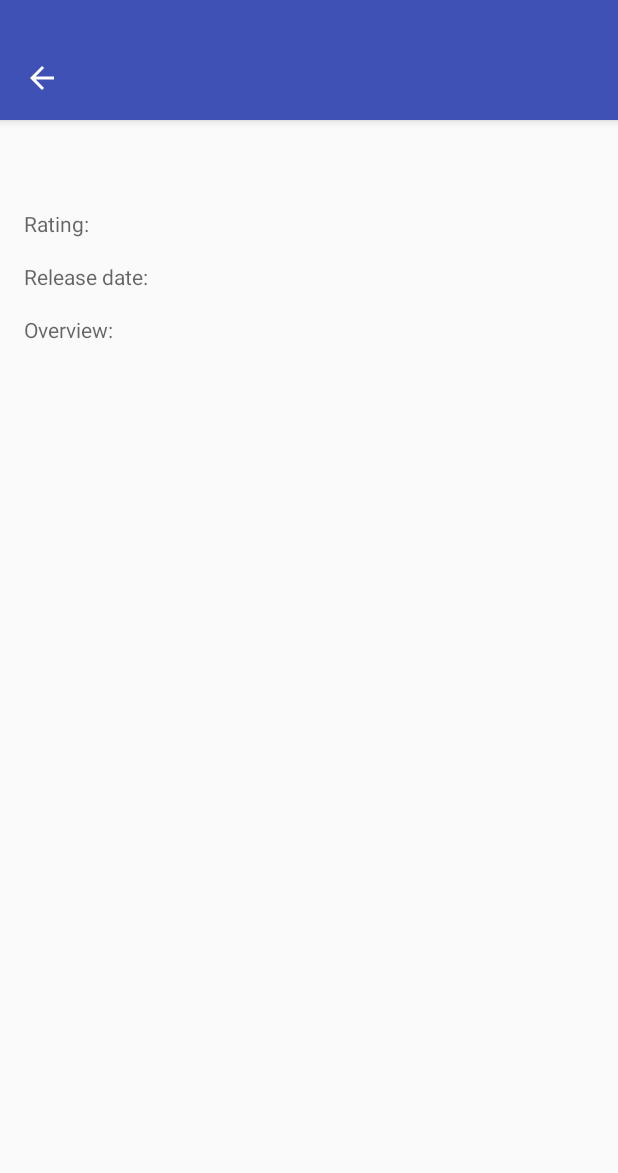
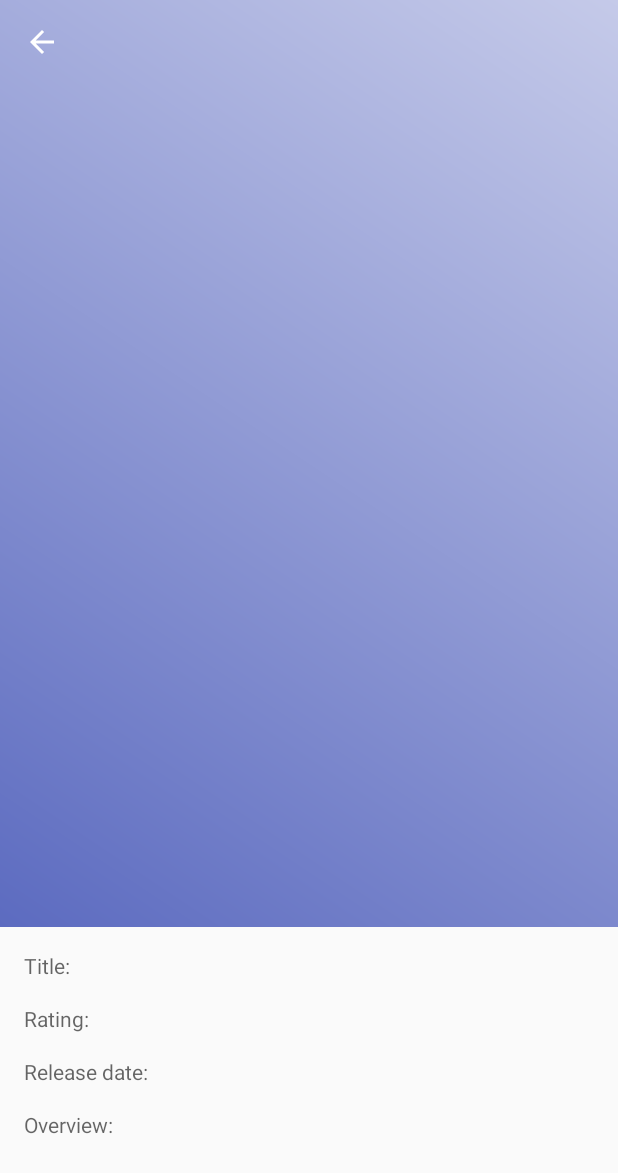
Before and after one commit to VladimirMi/PopularMovies, an Android app: the MovieDetailActivity screen opened directly, with no data from a screen before it, on a phone screen of 412 x 824 dp. Shown: the top 1173 px of the screen. Run offline under Robolectric (Android 15) with nearby library versions, the phone set to English and light mode, and no system bars; 6 statements that could not run were skipped.

Commit message:
Phase 1 finish

```diff
--- a/app/src/main/java/io/github/vladimirmi/popularmovies/moviedetail/MovieDetailActivity.java
+++ b/app/src/main/java/io/github/vladimirmi/popularmovies/MovieDetailActivity.java
@@ -1,4 +1,4 @@
-package io.github.vladimirmi.popularmovies.moviedetail;
+package io.github.vladimirmi.popularmovies;
 
 import android.os.Bundle;
 import android.support.v7.app.ActionBar;
@@ -14,7 +14,6 @@ import java.text.SimpleDateFormat;
 import java.util.Date;
 import java.util.Locale;
 
-import io.github.vladimirmi.popularmovies.R;
 import io.github.vladimirmi.popularmovies.data.entity.Movie;
 import io.github.vladimirmi.popularmovies.utils.Utils;
 
@@ -37,10 +36,13 @@ public class MovieDetailActivity extends AppCompatActivity {
             actionBar.setDisplayHomeAsUpEnabled(true);
         }
 
-        if (getIntent() != null) {
+        setupUi();
+    }
+
+    private void setupUi() {
         Movie movie = getIntent().getParcelableExtra(MovieDetailActivity.ARG_MOVIE);
         ImageView poster = findViewById(R.id.poster);
-            Utils.setImage(poster, movie.getPosterPath(), 500);
+        Utils.setImage(poster, movie.getPosterPath(), Utils.PosterQuality.MID);
 
         TextView titleTv = findViewById(R.id.movie_title);
         titleTv.setText(movie.getTitle());
@@ -48,17 +50,18 @@ public class MovieDetailActivity extends AppCompatActivity {
         ratingTv.setText(String.valueOf(movie.getVoteAverage()));
 
         SimpleDateFormat format = new SimpleDateFormat("yyyy-MM-dd", Locale.ENGLISH);
-            Date date = null;
+        String formattedDate;
         try {
-                date = format.parse(movie.getReleaseDate());
+            Date date = format.parse(movie.getReleaseDate());
+            formattedDate = DateFormat.getDateInstance().format(date);
         } catch (ParseException e) {
-                e.printStackTrace();
+            formattedDate = movie.getReleaseDate();
         }
         TextView releaseTv = findViewById(R.id.movie_release);
-            releaseTv.setText(DateFormat.getDateInstance().format(date));
+        releaseTv.setText(formattedDate);
+
         TextView overviewTv = findViewById(R.id.movie_overview);
         overviewTv.setText(movie.getOverview());
-        }
     }
 
     @Override
--- a/app/src/main/java/io/github/vladimirmi/popularmovies/movielist/PaginatedRecyclerViewScrollListener.java
+++ b/app/src/main/java/io/github/vladimirmi/popularmovies/PaginatedRecyclerViewScrollListener.java
@@ -1,4 +1,4 @@
-package io.github.vladimirmi.popularmovies.movielist;
+package io.github.vladimirmi.popularmovies;
 
 import android.support.v7.widget.GridLayoutManager;
 import android.support.v7.widget.RecyclerView;
@@ -11,6 +11,7 @@ import android.support.v7.widget.RecyclerView;
  * Default page size is 20.
  */
 
+@SuppressWarnings("WeakerAccess")
 abstract class PaginatedRecyclerViewScrollListener extends RecyclerView.OnScrollListener {
 
     private static final int PAGE_SIZE = 20;
--- a/app/src/main/java/io/github/vladimirmi/popularmovies/data/DataManager.java
+++ b/app/src/main/java/io/github/vladimirmi/popularmovies/data/DataManager.java
@@ -1,9 +1,9 @@
 package io.github.vladimirmi.popularmovies.data;
 
+import io.github.vladimirmi.popularmovies.MovieListActivity;
 import io.github.vladimirmi.popularmovies.data.entity.PaginatedMoviesResult;
 import io.github.vladimirmi.popularmovies.data.net.RestService;
 import io.github.vladimirmi.popularmovies.data.preferences.PreferencesManager;
-import io.github.vladimirmi.popularmovies.movielist.MovieListActivity;
 import io.reactivex.Single;
 
 /**
--- a/app/src/main/java/io/github/vladimirmi/popularmovies/data/preferences/PreferencesManager.java
+++ b/app/src/main/java/io/github/vladimirmi/popularmovies/data/preferences/PreferencesManager.java
@@ -3,7 +3,7 @@ package io.github.vladimirmi.popularmovies.data.preferences;
 import android.content.Context;
 import android.content.SharedPreferences;
 
-import io.github.vladimirmi.popularmovies.movielist.MovieListActivity;
+import io.github.vladimirmi.popularmovies.MovieListActivity;
 
 /**
  * Preferences
--- /dev/null
+++ b/app/src/main/java/io/github/vladimirmi/popularmovies/utils/AspectRatioImageView.java
@@ -0,0 +1,119 @@
+package io.github.vladimirmi.popularmovies.utils;
+
+import android.content.Context;
+import android.content.res.TypedArray;
+import android.util.AttributeSet;
+
+import io.github.vladimirmi.popularmovies.R;
+
+/**
+ * Maintains an aspect ratio based on either width or height. Disabled by default.
+ */
+public class AspectRatioImageView extends android.support.v7.widget.AppCompatImageView {
+
+    // NOTE: These must be kept in sync with the AspectRatioImageView attributes in attrs.xml.
+    public static final int MEASUREMENT_WIDTH = 0;
+    public static final int MEASUREMENT_HEIGHT = 1;
+
+    private static final float DEFAULT_ASPECT_RATIO = 1f;
+    private static final boolean DEFAULT_ASPECT_RATIO_ENABLED = false;
+    private static final int DEFAULT_DOMINANT_MEASUREMENT = MEASUREMENT_WIDTH;
+
+    private float aspectRatio;
+    private boolean aspectRatioEnabled;
+    private int dominantMeasurement;
+
+    public AspectRatioImageView(Context context) {
+        this(context, null);
+    }
+
+    public AspectRatioImageView(Context context, AttributeSet attrs) {
+        super(context, attrs);
+
+        TypedArray a = context.obtainStyledAttributes(attrs, R.styleable.AspectRatioImageView);
+        aspectRatio = a.getFloat(R.styleable.AspectRatioImageView_aspectRatio, DEFAULT_ASPECT_RATIO);
+        aspectRatioEnabled = a.getBoolean(R.styleable.AspectRatioImageView_aspectRatioEnabled,
+                DEFAULT_ASPECT_RATIO_ENABLED);
+        dominantMeasurement = a.getInt(R.styleable.AspectRatioImageView_dominantMeasurement,
+                DEFAULT_DOMINANT_MEASUREMENT);
+        a.recycle();
+    }
+
+    @Override
+    protected void onMeasure(int widthMeasureSpec, int heightMeasureSpec) {
+        super.onMeasure(widthMeasureSpec, heightMeasureSpec);
+        if (!aspectRatioEnabled) return;
+
+        int newWidth;
+        int newHeight;
+        switch (dominantMeasurement) {
+            case MEASUREMENT_WIDTH:
+                newWidth = getMeasuredWidth();
+                newHeight = (int) (newWidth * aspectRatio);
+                break;
+
+            case MEASUREMENT_HEIGHT:
+                newHeight = getMeasuredHeight();
+                newWidth = (int) (newHeight * aspectRatio);
+                break;
+
+            default:
+                throw new IllegalStateException("Unknown measurement with ID " + dominantMeasurement);
+        }
+
+        setMeasuredDimension(newWidth, newHeight);
+    }
+
+    /**
+     * Get the aspect ratio for this image view.
+     */
+    public float getAspectRatio() {
+        return aspectRatio;
+    }
+
+    /**
+     * Set the aspect ratio for this image view. This will update the view instantly.
+     */
+    public void setAspectRatio(float aspectRatio) {
+        this.aspectRatio = aspectRatio;
+        if (aspectRatioEnabled) {
+            requestLayout();
+        }
+    }
+
+    /**
+     * Get whether or not forcing the aspect ratio is enabled.
+     */
+    public boolean getAspectRatioEnabled() {
+        return aspectRatioEnabled;
+    }
+
+    /**
+     * set whether or not forcing the aspect ratio is enabled. This will re-layout the view.
+     */
+    public void setAspectRatioEnabled(boolean aspectRatioEnabled) {
+        this.aspectRatioEnabled = aspectRatioEnabled;
+        requestLayout();
+    }
+
+    /**
+     * Get the dominant measurement for the aspect ratio.
+     */
+    public int getDominantMeasurement() {
+        return dominantMeasurement;
+    }
+
+    /**
+     * Set the dominant measurement for the aspect ratio.
+     *
+     * @see #MEASUREMENT_WIDTH
+     * @see #MEASUREMENT_HEIGHT
+     */
+    public void setDominantMeasurement(int dominantMeasurement) {
+        if (dominantMeasurement != MEASUREMENT_HEIGHT && dominantMeasurement != MEASUREMENT_WIDTH) {
+            throw new IllegalArgumentException("Invalid measurement type.");
+        }
+        this.dominantMeasurement = dominantMeasurement;
+        requestLayout();
+    }
+}
--- a/app/src/main/res/layout/activity_movie_detail.xml
+++ b/app/src/main/res/layout/activity_movie_detail.xml
@@ -1,8 +1,10 @@
 <android.support.design.widget.CoordinatorLayout
     xmlns:android="http://schemas.android.com/apk/res/android"
     xmlns:app="http://schemas.android.com/apk/res-auto"
+    xmlns:tools="http://schemas.android.com/tools"
     android:layout_width="match_parent"
     android:layout_height="match_parent"
+    android:fitsSystemWindows="true"
     >
 
     <android.support.design.widget.AppBarLayout
@@ -23,11 +25,17 @@
             app:expandedTitleTextAppearance="@style/ExpandedTextAppearance"
             >
 
-            <ImageView
+            <io.github.vladimirmi.popularmovies.utils.AspectRatioImageView
                 android:id="@+id/poster"
                 android:layout_width="match_parent"
                 android:layout_height="wrap_content"
                 android:contentDescription="@string/movie_poster"
+                app:aspectRatioEnabled="true"
+                app:aspectRatio="1.5"
+                app:dominantMeasurement="width"
+                android:transitionName="@string/transition_name"
+                tools:targetApi="lollipop"
+                android:background="@drawable/placeholder"
                 />
 
             <android.support.v7.widget.Toolbar
@@ -35,7 +43,6 @@
                 android:layout_width="match_parent"
                 android:layout_height="?attr/actionBarSize"
                 app:layout_collapseMode="pin"
-                android:layout_marginTop="24dp"
                 app:popupTheme="@style/ThemeOverlay.AppCompat.Light"
                 />
 
@@ -44,7 +51,6 @@
     </android.support.design.widget.AppBarLayout>
 
     <android.support.v4.widget.NestedScrollView
-        android:id="@+id/movie_detail_container"
         android:layout_width="match_parent"
         android:layout_height="wrap_content"
         app:layout_behavior="@string/appbar_scrolling_view_behavior"
--- a/app/src/main/res/layout/item_movie.xml
+++ b/app/src/main/res/layout/item_movie.xml
@@ -3,7 +3,6 @@
              android:layout_width="match_parent"
              android:layout_height="match_parent"
              xmlns:tools="http://schemas.android.com/tools"
-             android:background="@drawable/placeholder"
     >
 
     <TextView
@@ -14,12 +13,15 @@
         android:layout_height="match_parent"
         android:textAppearance="@style/TextAppearance.AppCompat.Title.Inverse"
         tools:text="Castus silvas ducunt ad spatii. Indexs mori in hamburgum!"
+        android:background="@drawable/placeholder"
         />
 
     <ImageView
         android:id="@+id/poster"
+        android:transitionName="@string/transition_name"
         android:layout_width="match_parent"
         android:layout_height="match_parent"
         android:contentDescription="@string/movie_poster"
+        tools:targetApi="lollipop"
         />
 </FrameLayout>
--- a/app/src/main/res/layout/view_movie_detail.xml
+++ b/app/src/main/res/layout/view_movie_detail.xml
@@ -3,81 +3,79 @@
                 android:layout_width="match_parent"
                 android:layout_height="wrap_content"
                 android:padding="16dp"
-                tools:context="io.github.vladimirmi.popularmovies.moviedetail.MovieDetailActivity"
     >
 
     <TextView
+        android:id="@+id/title"
+        style="@style/CustomTextView.Label"
+        android:layout_marginBottom="16dp"
+        android:layout_marginEnd="4dp"
+        android:layout_marginRight="4dp"
+        android:text="@string/movie_title"
+        />
+
+    <TextView
         android:id="@+id/movie_title"
-        android:layout_width="match_parent"
-        android:layout_height="wrap_content"
-        android:textAppearance="@style/TextAppearance.AppCompat.Title"
+        style="@style/CustomTextView"
+        android:layout_alignBaseline="@id/title"
+        android:layout_toEndOf="@id/title"
+        android:layout_toRightOf="@id/title"
+        android:textAppearance="@style/TextAppearance.AppCompat.Subhead"
         tools:text="Movie title"
-        android:layout_marginBottom="16dp"
         />
 
     <TextView
         android:id="@+id/rating_title"
-        android:layout_width="wrap_content"
-        android:layout_height="wrap_content"
-        android:layout_below="@id/movie_title"
-        android:textAppearance="@style/TextAppearance.AppCompat.Caption"
-        android:textSize="14sp"
+        style="@style/CustomTextView.Label"
+        android:layout_below="@id/title"
+        android:layout_marginBottom="16dp"
+        android:layout_marginEnd="4dp"
+        android:layout_marginRight="4dp"
         android:text="@string/movie_rating"
-        android:layout_marginBottom="16dp"
-        android:layout_marginRight="4dp"
-        android:layout_marginEnd="4dp"
         />
 
     <TextView
         android:id="@+id/movie_rating"
         android:layout_width="wrap_content"
         android:layout_height="wrap_content"
+        android:layout_alignBaseline="@id/rating_title"
         android:layout_toEndOf="@id/rating_title"
         android:layout_toRightOf="@id/rating_title"
         android:textAppearance="@style/TextAppearance.AppCompat.Body2"
-        android:layout_alignBaseline="@id/rating_title"
         tools:text="8.1"
         />
 
     <TextView
         android:id="@+id/release_title"
-        android:layout_width="wrap_content"
-        android:layout_height="wrap_content"
+        style="@style/CustomTextView.Label"
         android:layout_below="@id/rating_title"
-        android:textAppearance="@style/TextAppearance.AppCompat.Caption"
+        android:layout_marginBottom="16dp"
+        android:layout_marginEnd="4dp"
+        android:layout_marginRight="4dp"
         android:text="@string/movie_release"
-        android:textSize="14sp"
-        android:layout_marginBottom="16dp"
-        android:layout_marginRight="4dp"
-        android:layout_marginEnd="4dp"
         />
 
     <TextView
         android:id="@+id/movie_release"
-        android:layout_width="wrap_content"
-        android:layout_height="wrap_content"
+        style="@style/CustomTextView"
+        android:layout_alignBaseline="@id/release_title"
         android:layout_toEndOf="@id/release_title"
         android:layout_toRightOf="@id/release_title"
-        android:layout_alignBaseline="@id/release_title"
         android:textAppearance="@style/TextAppearance.AppCompat.Body2"
         tools:text="2017-12-31"
         />
 
     <TextView
         android:id="@+id/overview_title"
-        android:layout_width="match_parent"
-        android:layout_height="wrap_content"
+        style="@style/CustomTextView.Label"
         android:layout_below="@id/release_title"
-        android:textAppearance="@style/TextAppearance.AppCompat.Caption"
-        android:textSize="14sp"
+        android:layout_marginBottom="4dp"
         android:text="@string/movie_overview"
-        android:layout_marginBottom="4dp"
         />
 
     <TextView
         android:id="@+id/movie_overview"
-        android:layout_width="wrap_content"
-        android:layout_height="wrap_content"
+        style="@style/CustomTextView"
         android:layout_below="@id/overview_title"
         android:textAppearance="@style/TextAppearance.AppCompat.Body1"
         tools:text="Sunt silvaes prensionem ferox, bi-color devirginatoes. Sunt solemes talem azureus, magnum consiliumes. Ubi est azureus victrix?"
--- a/app/src/main/res/values/dimens.xml
+++ b/app/src/main/res/values/dimens.xml
@@ -1,7 +1,4 @@
 <?xml version="1.0" encoding="utf-8"?>
 <resources>
-    <dimen name="fab_margin">16dp</dimen>
-    <dimen name="app_bar_height">200dp</dimen>
-    <dimen name="item_width">200dp</dimen>
-    <dimen name="text_margin">16dp</dimen>
+    <dimen name="poster_max_width">250dp</dimen>
 </resources>
--- a/app/src/main/res/values/strings.xml
+++ b/app/src/main/res/values/strings.xml
@@ -1,10 +1,13 @@
 <resources>
     <string name="app_name">Popular Movies</string>
-    <string name="title_movie_detail">Movie Detail</string>
+    <string name="title_movie_detail">Movie Details</string>
     <string name="movie_rating">Rating:</string>
     <string name="movie_release">Release date:</string>
     <string name="movie_overview">Overview:</string>
     <string name="movie_poster">Movie poster</string>
+    <string name="movie_title">Title:</string>
+
+    <string name="transition_name" translatable="false">poster</string>
 
     <string-array name="sort_by">
         <item>Most popular</item>
--- a/app/src/main/res/values/styles.xml
+++ b/app/src/main/res/values/styles.xml
@@ -1,18 +1,13 @@
-<resources>
+<resources xmlns:tools="http://schemas.android.com/tools">
 
     <!-- Base application theme. -->
-    <style name="AppTheme" parent="Theme.AppCompat.Light.DarkActionBar">
+    <style name="AppTheme" parent="Theme.AppCompat.Light.NoActionBar">
         <!-- Customize your theme here. -->
         <item name="colorPrimary">@color/colorPrimary</item>
         <item name="colorPrimaryDark">@color/colorPrimaryDark</item>
         <item name="colorAccent">@color/colorAccent</item>
-        <item name="android:windowTranslucentStatus">true</item>
-        <!--<item name="android:windowBackground">@drawable/placeholder</item>-->
-    </style>
-
-    <style name="AppTheme.NoActionBar">
-        <item name="windowActionBar">false</item>
-        <item name="windowNoTitle">true</item>
+        <item name="android:windowTranslucentStatus" tools:targetApi="kitkat">true</item>
+        <item name="android:windowContentTransitions" tools:targetApi="lollipop">true</item>
     </style>
 
     <style name="AppTheme.AppBarOverlay" parent="ThemeOverlay.AppCompat.Dark.ActionBar"/>
@@ -23,5 +18,14 @@
         <item name="android:textColor">#0fff</item>
     </style>
 
+    <style name="CustomTextView">
+        <item name="android:layout_width">wrap_content</item>
+        <item name="android:layout_height">wrap_content</item>
+    </style>
+
+    <style name="CustomTextView.Label">
+        <item name="android:textAppearance">@style/TextAppearance.AppCompat.Caption</item>
+        <item name="android:textSize">14sp</item>
+    </style>
 
 </resources>
```
Also changed, not shown: app/src/main/AndroidManifest.xml (+5 -7 lines), app/src/main/java/io/github/vladimirmi/popularmovies/MovieAdapter.java (renamed from app/src/main/java/io/github/vladimirmi/popularmovies/movielist/MovieAdapter.java, +11 -8 lines), app/src/main/java/io/github/vladimirmi/popularmovies/MovieListActivity.java (renamed from app/src/main/java/io/github/vladimirmi/popularmovies/movielist/MovieListActivity.java, +28 -12 lines), app/src/main/java/io/github/vladimirmi/popularmovies/utils/Utils.java (+21 -6 lines), app/src/main/res/layout-w900dp/view_movie_list.xml (deleted, +0 -41 lines), app/src/main/res/layout/activity_movie_list.xml (+7 -9 lines), app/src/main/res/layout/view_movie_list.xml (deleted, +0 -12 lines), app/src/main/res/values/attrs.xml (added, +11 -0 lines). Lines whose indentation alone changed are shown as unchanged.
